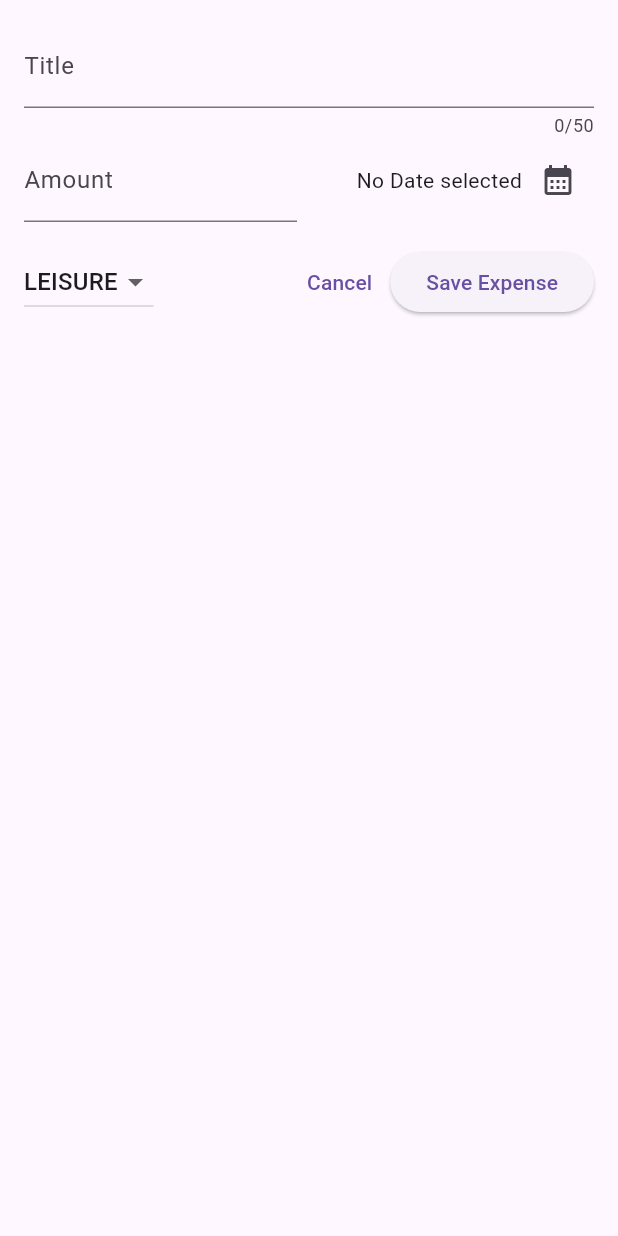
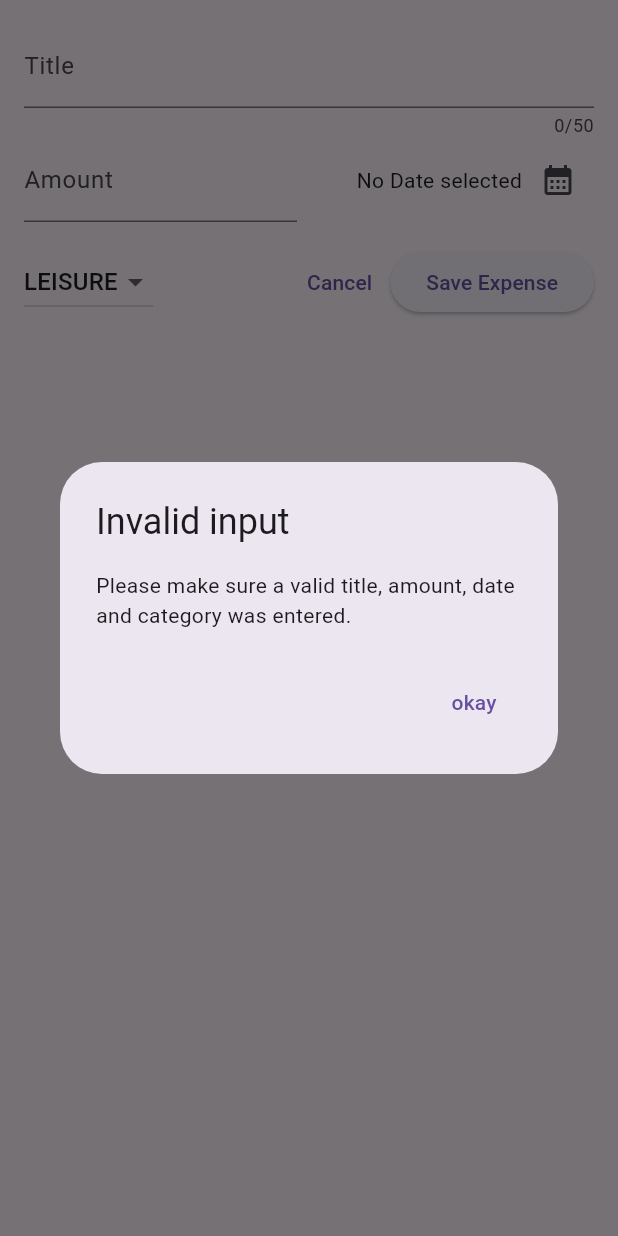
Before and after one commit to kripalsinghuk/expense_tracker, a Flutter app: the NewExpense widget shown alone on an empty page, opened directly, after a tap on "Save Expense", on a phone screen of 412 x 824 dp. Run offline on Flutter 3.47's test engine with Material 3 defaults, Android fonts, the phone set to English and light mode, and no system bars.

Commit message:
validation and alert popup

```diff
--- a/lib/widgets/new_expense.dart
+++ b/lib/widgets/new_expense.dart
@@ -31,6 +31,34 @@
     setState(() {
       _selectedDate = pickedDate;
     });
+  }
+
+  void _submitExpenseData() {
+    final enteredAmount = double.tryParse(_expenseAmountController.text);
+    final amountIsInvalid = enteredAmount == null || enteredAmount < 0;
+
+    if (_titleController.text.trim().isEmpty ||
+        amountIsInvalid ||
+        _selectedDate == null) {
+      showDialog(
+        context: context,
+        builder: (ctx) => AlertDialog(
+          title: Text('Invalid input'),
+          content: Text(
+            'Please make sure a valid title, amount, date and category was entered.',
+          ),
+          actions: [
+            TextButton(
+              onPressed: () {
+                Navigator.pop(ctx);
+              },
+              child: Text('okay'),
+            ),
+          ],
+        ),
+      );
+      return;
+    }
   }
 
   @override
@@ -110,7 +138,7 @@
                 child: Text('Cancel'),
               ),
               ElevatedButton(
-                onPressed: () => print(_titleController.text),
+                onPressed: _submitExpenseData,
                 child: Text('Save Expense'),
               ),
             ],
```
